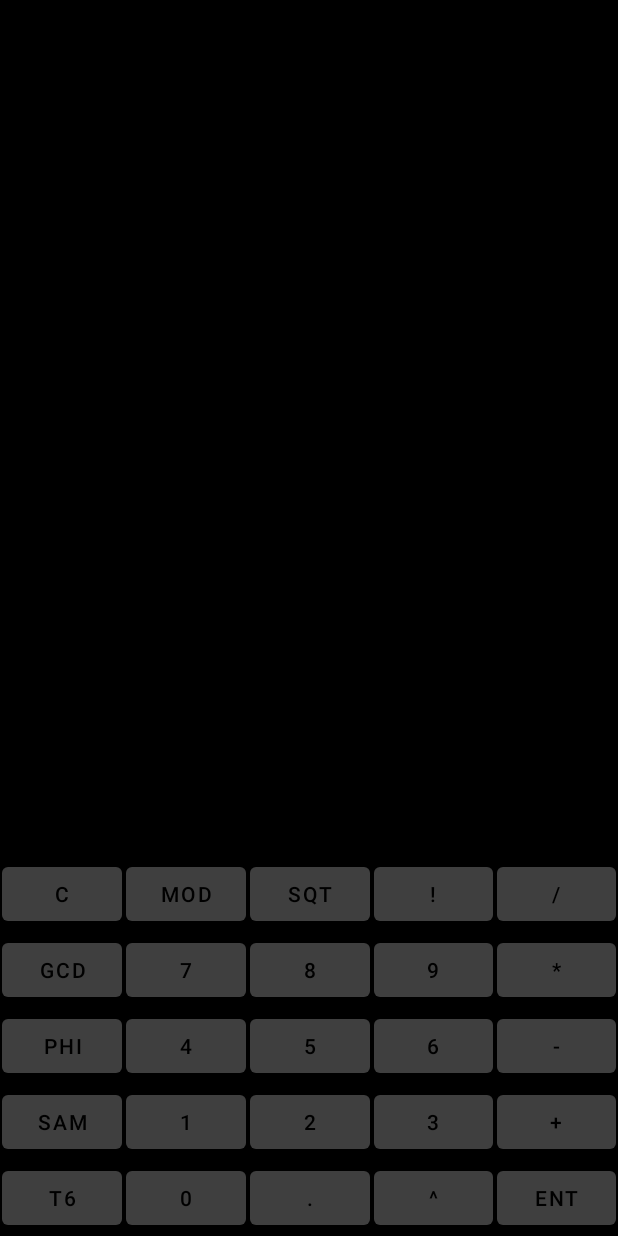
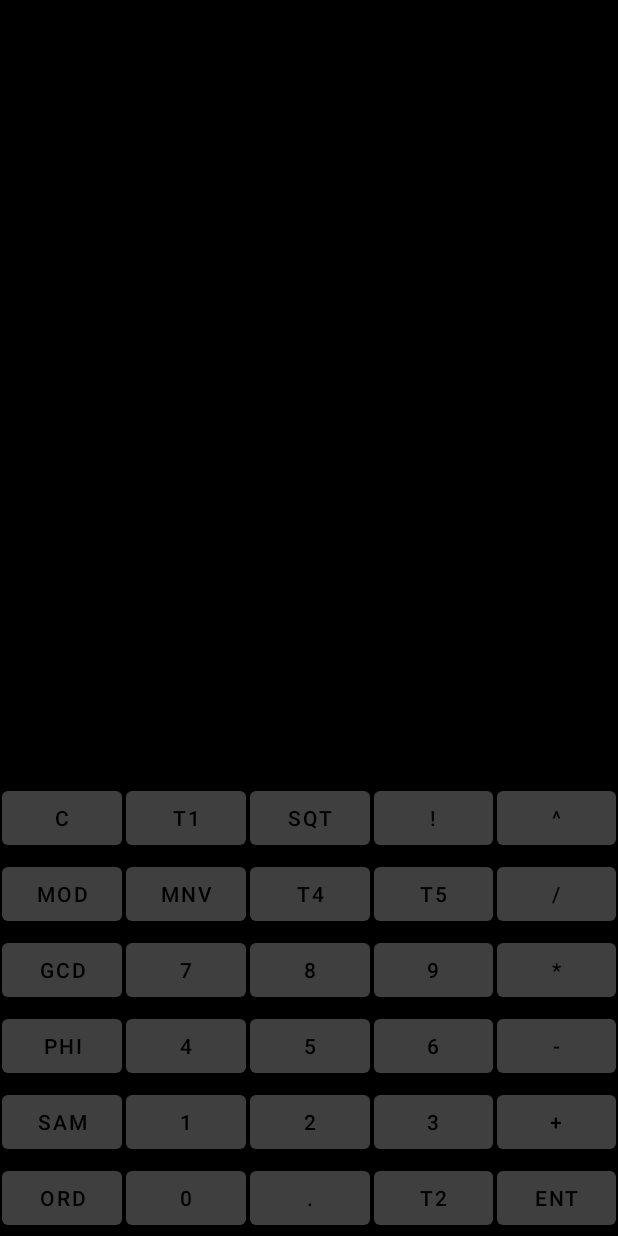
Before and after one commit to chrimson/CalCrypt, an Android app: the screen it shows after launch (MainActivity), on a phone screen of 412 x 824 dp. Run offline under Robolectric (Android 15) with nearby library versions, the phone set to English and light mode, and no system bars.

Commit message:
ORD, expand buttons

```diff
--- a/app/src/main/res/layout/buttons_layout.xml
+++ b/app/src/main/res/layout/buttons_layout.xml
@@ -15,8 +15,8 @@
             android:layout_margin="1dp"
             android:layout_weight="1"/>
         <Button
-            android:text="mod"
-            android:id="@+id/mod"
+            android:text="t1"
+            android:id="@+id/t1"
             android:layout_margin="1dp"
             android:layout_weight="1"/>
         <Button
@@ -27,6 +27,36 @@
         <Button
             android:text="!"
             android:id="@+id/fac"
+            android:layout_margin="1dp"
+            android:layout_weight="1"/>
+        <Button
+            android:text="^"
+            android:id="@+id/pow"
+            android:layout_margin="1dp"
+            android:layout_weight="1"/>
+    </TableRow>
+
+    <TableRow
+        android:layout_width="match_parent"
+        android:layout_height="match_parent">
+        <Button
+            android:text="mod"
+            android:id="@+id/mod"
+            android:layout_margin="1dp"
+            android:layout_weight="1"/>
+        <Button
+            android:text="mnv"
+            android:id="@+id/mnv"
+            android:layout_margin="1dp"
+            android:layout_weight="1"/>
+        <Button
+            android:text="t4"
+            android:id="@+id/t4"
+            android:layout_margin="1dp"
+            android:layout_weight="1"/>
+        <Button
+            android:text="t5"
+            android:id="@+id/t5"
             android:layout_margin="1dp"
             android:layout_weight="1"/>
         <Button
@@ -130,8 +160,8 @@
         android:layout_width="match_parent"
         android:layout_height="match_parent">
         <Button
-            android:text="t6"
-            android:id="@+id/t6"
+            android:text="ord"
+            android:id="@+id/ord"
             android:layout_margin="1dp"
             android:layout_weight="1"/>
         <Button
@@ -145,8 +175,8 @@
             android:layout_margin="1dp"
             android:layout_weight="1"/>
         <Button
-            android:text="^"
-            android:id="@+id/pow"
+            android:text="t2"
+            android:id="@+id/t2"
             android:layout_margin="1dp"
             android:layout_weight="1"/>
         <Button
```
Also changed, not shown: app/src/main/java/net/chrimson/calcrypt/MainActivity.java (+48 -1 lines).
